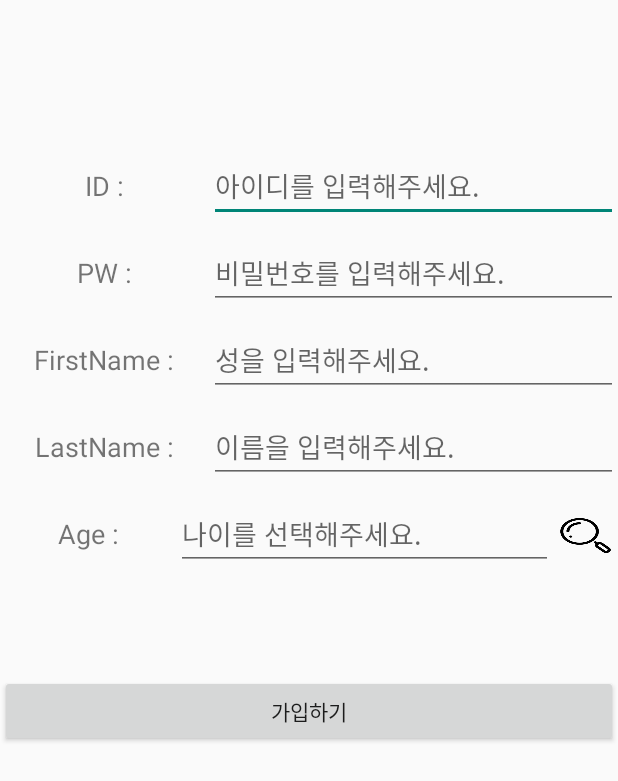
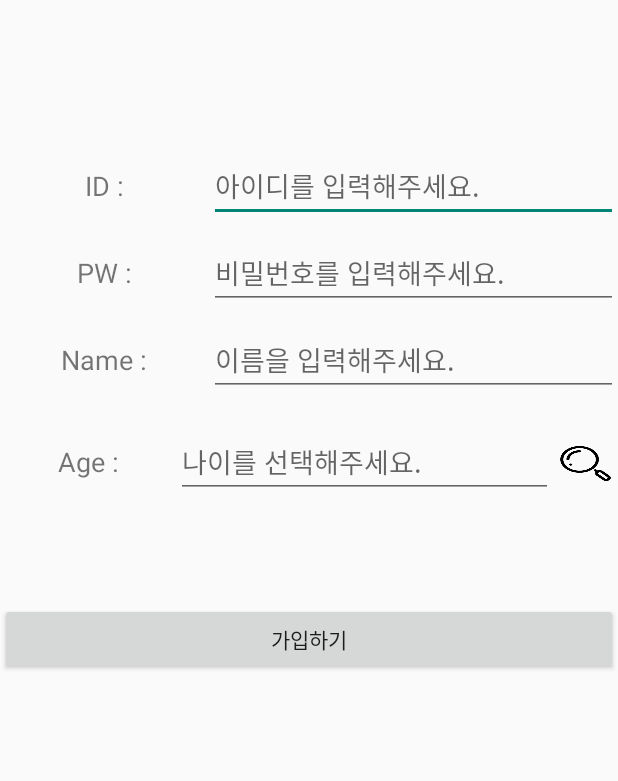
Before and after one commit to dpfflqhd/AndroidGithubTest, an Android app: the JoinActivity screen opened directly, with no data from a screen before it, on a phone screen of 412 x 824 dp. Shown: the top 781 px of the screen. Run offline under Robolectric (Android 15) with nearby library versions, the phone set to English and light mode, and no system bars.

```diff
--- a/app/src/main/java/com/example/myapplication/MemberSQLiteOpenHelper.java
+++ b/app/src/main/java/com/example/myapplication/MemberSQLiteOpenHelper.java
@@ -16,7 +16,7 @@ public class MemberSQLiteOpenHelper extends SQLiteOpenHelper {
 
         //최초에 한 번 실행되는 메소드 --> 테이블생성
         //정수형 : INTEGER, 문자열 : TEXT, 실수 : REAL,
-        db.execSQL("create table member3(id TEXT primary key, pw TEXT, first_name TEXT, last_name TEXT, age TEXT)");
+        db.execSQL("create table member3(id TEXT primary key, pw TEXT, first_name TEXT, age TEXT)");
 
     }
 
--- a/app/src/main/res/layout/activity_join.xml
+++ b/app/src/main/res/layout/activity_join.xml
@@ -68,12 +68,12 @@
         android:orientation="horizontal">
 
         <TextView
-            android:id="@+id/textView7"
+            android:id="@+id/textView8"
             android:layout_width="80dp"
             android:layout_height="wrap_content"
             android:layout_weight="1"
             android:gravity="center"
-            android:text="FirstName :"
+            android:text="Name :"
             android:textSize="18sp" />
 
         <EditText
@@ -82,7 +82,7 @@
             android:layout_height="wrap_content"
             android:layout_weight="1"
             android:ems="10"
-            android:hint="성을 입력해주세요."
+            android:hint="이름을 입력해주세요."
             android:inputType="textPersonName" />
 
     </LinearLayout>
@@ -92,26 +92,7 @@
         android:layout_height="wrap_content"
         android:layout_weight="0"
         android:layout_marginTop="10dp"
-        android:orientation="horizontal">
-
-        <TextView
-            android:id="@+id/textView9"
-            android:layout_width="80dp"
-            android:layout_height="wrap_content"
-            android:layout_weight="1"
-            android:gravity="center"
-            android:text="LastName :"
-            android:textSize="18sp" />
-
-        <EditText
-            android:id="@+id/edt_join_ln"
-            android:layout_width="wrap_content"
-            android:layout_height="wrap_content"
-            android:layout_weight="1"
-            android:ems="10"
-            android:hint="이름을 입력해주세요."
-            android:inputType="textPersonName" />
-    </LinearLayout>
+        android:orientation="horizontal"/>
 
     <LinearLayout
         android:layout_width="match_parent"
@@ -121,7 +102,7 @@
         android:orientation="horizontal">
 
         <TextView
-            android:id="@+id/textView7"
+            android:id="@+id/textView8"
             android:layout_width="80dp"
             android:layout_height="wrap_content"
             android:layout_weight="1"
```
Also changed, not shown: app/src/main/AndroidManifest.xml (+15 -17 lines), app/src/main/java/com/example/myapplication/DateActivity.java (deleted, +0 -38 lines), app/src/main/java/com/example/myapplication/JoinActivity.java (+3 -8 lines), app/src/main/java/com/example/myapplication/StartActivity.java (added, +37 -0 lines), app/src/main/res/layout/activity_date.xml (deleted, +0 -38 lines), app/src/main/res/layout/activity_start.xml (added, +27 -0 lines).
